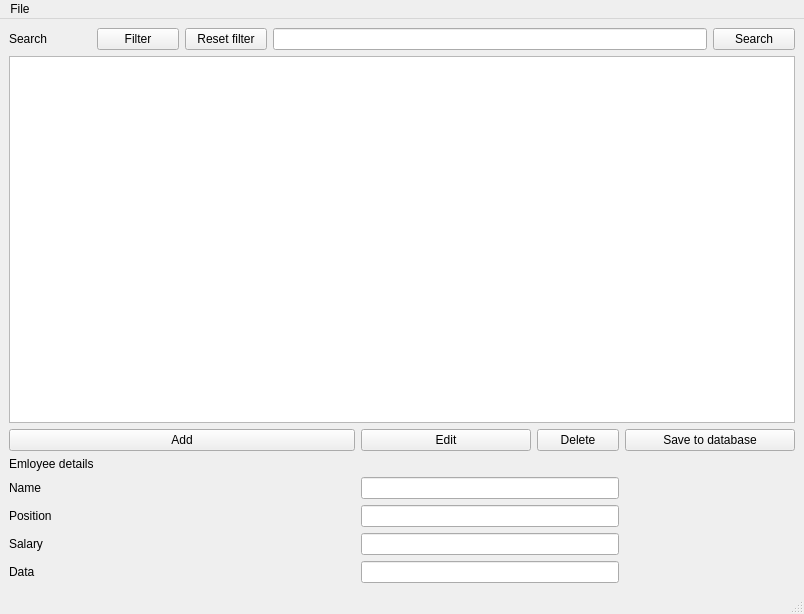
hacker2023beginer/database_with_GUI_on_QT, file mainwindow.ui: the form before one commit.
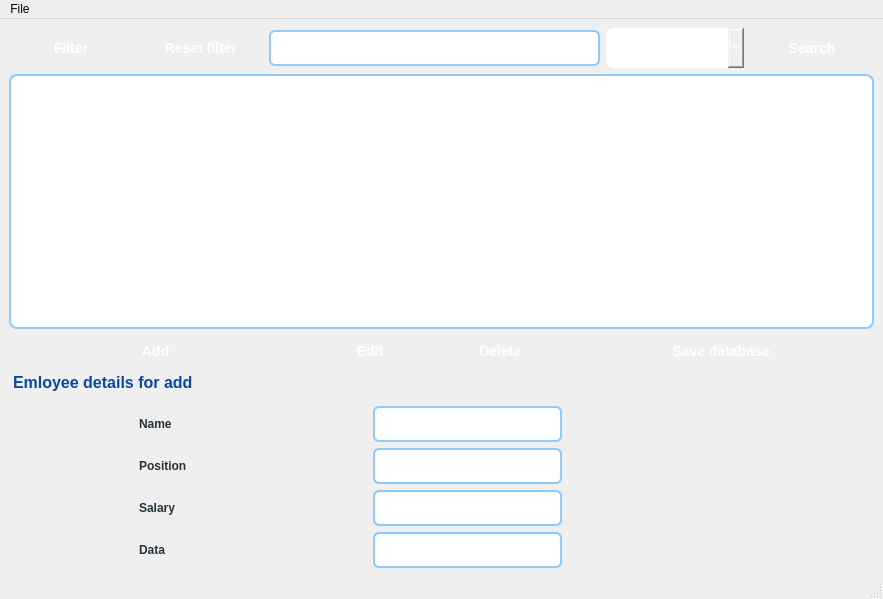
The form after the commit. Icons and pictures are not drawn.

```diff
--- a/mainwindow.ui
+++ b/mainwindow.ui
@@ -6,119 +6,288 @@
    <rect>
     <x>0</x>
     <y>0</y>
-    <width>804</width>
-    <height>614</height>
+    <width>883</width>
+    <height>599</height>
    </rect>
   </property>
   <property name="windowTitle">
    <string>MainWindow</string>
   </property>
+  <property name="styleSheet">
+   <string notr="true">MainWindow {
+    background: qlineargradient(x1:0, y1:0, x2:0, y2:1,
+                                stop:0 #e3f2fd, stop:1 #f3e5f5);
+}
+
+/* ---------- Кнопки ---------- */
+QPushButton {
+    background: qlineargradient(x1:0, y1:0, x2:0, y2:1,
+                                stop:0 #64b5f6, stop:1 #42a5f5);
+    color: #ffffff;
+    border: none;
+    padding: 8px 12px;
+    border-radius: 8px;
+    font-weight: bold;
+    font-size: 14px;
+    min-width: 100px;
+}
+
+QPushButton:hover {
+    background: qlineargradient(x1:0, y1:0, x2:0, y2:1,
+                                stop:0 #42a5f5, stop:1 #2196f3);
+}
+
+QPushButton:pressed {
+    background: #1976d2;
+    color: #ffffff;
+}
+
+/* Кнопка Add */
+QPushButton#BtnAdd {
+    background: qlineargradient(x1:0, y1:0, x2:0, y2:1,
+                                stop:0 #81c784, stop:1 #4caf50);
+}
+QPushButton#BtnAdd:hover {
+    background: qlineargradient(x1:0, y1:0, x2:0, y2:1,
+                                stop:0 #4caf50, stop:1 #388e3c);
+}
+QPushButton#BtnAdd:pressed {
+    background: #2e7d32;
+    color: #ffffff;
+}
+
+/* Кнопка Edit */
+QPushButton#BtnEdit {
+    background: qlineargradient(x1:0, y1:0, x2:0, y2:1,
+                                stop:0 #ffb74d, stop:1 #ff9800);
+    color: #ffffff;
+}
+QPushButton#BtnEdit:hover {
+    background: qlineargradient(x1:0, y1:0, x2:0, y2:1,
+                                stop:0 #ff9800, stop:1 #f57c00);
+}
+QPushButton#BtnEdit:pressed {
+    background: #e65100;
+    color: #ffffff;
+}
+
+/* Кнопка Delete */
+QPushButton#BtnDelete {
+    background: qlineargradient(x1:0, y1:0, x2:0, y2:1,
+                                stop:0 #ef5350, stop:1 #f44336);
+}
+QPushButton#BtnDelete:hover {
+    background: qlineargradient(x1:0, y1:0, x2:0, y2:1,
+                                stop:0 #f44336, stop:1 #d32f2f);
+}
+QPushButton#BtnDelete:pressed {
+    background: #b71c1c;
+    color: #ffffff;
+}
+
+/* Кнопка SaveToDatabase */
+QPushButton#BtnSaveToDatabase {
+    background: qlineargradient(x1:0, y1:0, x2:0, y2:1,
+                                stop:0 #4dd0e1, stop:1 #00bcd4);
+}
+QPushButton#BtnSaveToDatabase:hover {
+    background: qlineargradient(x1:0, y1:0, x2:0, y2:1,
+                                stop:0 #00bcd4, stop:1 #0097a7);
+}
+QPushButton#BtnSaveToDatabase:pressed {
+    background: #00695c;
+    color: #ffffff;
+}
+
+/* ---------- Комбо-бокс ---------- */
+QComboBox {
+    background: qlineargradient(x1:0, y1:0, x2:0, y2:1,
+                                stop:0 #64b5f6, stop:1 #42a5f5);
+    color: #ffffff;
+    border: none;
+    padding: 12px 20px;
+    border-radius: 8px;
+    font-weight: bold;
+    font-size: 12px;
+    min-width: 80px;
+}
+
+/* ---------- Поля ввода ---------- */
+QLineEdit {
+    border: 2px solid #90caf9;
+    border-radius: 6px;
+    padding: 8px 10px;
+    background: #ffffff;
+    color: #263238;
+    font-size: 12px;
+    selection-background-color: #64b5f6;
+}
+QLineEdit:focus {
+    border-color: #1976d2;
+    background: #ffffff;
+    color: #263238;
+}
+
+/* ---------- Метки ---------- */
+QLabel {
+    color: #263238;
+    font-weight: bold;
+    font-size: 12px;
+}
+QLabel#LblDetails {
+    font-size: 16px;
+    color: #0d47a1;
+    margin-bottom: 8px;
+}
+
+/* ---------- Таблица ---------- */
+QTableView {
+    border: 2px solid #90caf9;
+    border-radius: 8px;
+    background: #ffffff;
+    gridline-color: #e3f2fd;
+    selection-background-color: #64b5f6;
+    selection-color: #ffffff;
+    alternate-background-color: #f8f9fa;
+}
+QTableView::item {
+    padding: 10px;
+    border-bottom: 1px solid #e3f2fd;
+    color: #263238;
+}
+QTableView::item:selected {
+    background: #64b5f6;
+    color: #ffffff;
+}
+QTableView::item:alternate {
+    background: #f8f9fa;
+}
+QTableView QHeaderView::section {
+    background: qlineargradient(x1:0, y1:0, x2:0, y2:1,
+                                stop:0 #e3f2fd, stop:1 #bbdefb);
+    color: #0d47a1;
+    padding: 10px;
+    border: none;
+    border-right: 1px solid #90caf9;
+    border-bottom: 2px solid #64b5f6;
+    font-weight: bold;
+    font-size: 12px;
+}
+
+/* ---------- Группировка ---------- */
+QGroupBox {
+    font-weight: bold;
+    border: 2px solid #90caf9;
+    border-radius: 8px;
+    margin-top: 8px;
+    color: #263238;
+}
+QGroupBox::title {
+    subcontrol-origin: margin;
+    left: 12px;
+    padding: 0 8px 0 8px;
+}
+</string>
+  </property>
   <widget class="QWidget" name="centralwidget">
    <layout class="QGridLayout" name="gridLayout">
-    <item row="3" column="4" colspan="2">
-     <widget class="QPushButton" name="BtnEdit">
-      <property name="text">
-       <string>Edit</string>
-      </property>
-     </widget>
-    </item>
-    <item row="5" column="0">
+    <item row="5" column="1">
      <widget class="QLabel" name="LblName">
       <property name="text">
        <string>Name</string>
       </property>
      </widget>
     </item>
-    <item row="4" column="0" colspan="4">
-     <widget class="QLabel" name="LblDetails">
-      <property name="text">
-       <string>Emloyee details</string>
-      </property>
-     </widget>
-    </item>
-    <item row="3" column="7" colspan="2">
-     <widget class="QPushButton" name="BtnSaveToDatabase">
-      <property name="text">
-       <string>Save to database</string>
-      </property>
-     </widget>
-    </item>
-    <item row="6" column="0">
-     <widget class="QLabel" name="LblPosition">
-      <property name="text">
-       <string>Position</string>
-      </property>
-     </widget>
-    </item>
-    <item row="5" column="4" colspan="3">
-     <widget class="QLineEdit" name="LneName">
-      <property name="text">
-       <string/>
-      </property>
-     </widget>
-    </item>
-    <item row="1" column="3" colspan="5">
-     <widget class="QLineEdit" name="LneSearch"/>
-    </item>
-    <item row="1" column="1">
-     <widget class="QPushButton" name="btnFilter">
-      <property name="text">
-       <string>Filter</string>
-      </property>
-     </widget>
-    </item>
-    <item row="2" column="0" colspan="9">
+    <item row="2" column="0" colspan="10">
      <widget class="QTableView" name="tableView">
       <property name="sortingEnabled">
        <bool>false</bool>
       </property>
      </widget>
     </item>
-    <item row="1" column="8">
-     <widget class="QPushButton" name="BtnSearch">
+    <item row="6" column="4" colspan="3">
+     <widget class="QLineEdit" name="LnePosition">
       <property name="text">
-       <string>Search</string>
+       <string/>
       </property>
      </widget>
     </item>
-    <item row="8" column="0">
+    <item row="8" column="1">
      <widget class="QLabel" name="LblData">
       <property name="text">
        <string>Data</string>
       </property>
      </widget>
     </item>
-    <item row="3" column="6">
-     <widget class="QPushButton" name="BtnDelete">
-      <property name="text">
-       <string>Delete</string>
-      </property>
-     </widget>
-    </item>
     <item row="8" column="4" colspan="3">
      <widget class="QLineEdit" name="LneDate"/>
     </item>
-    <item row="7" column="0">
+    <item row="7" column="1">
      <widget class="QLabel" name="LblSalary">
       <property name="text">
        <string>Salary</string>
       </property>
      </widget>
     </item>
-    <item row="3" column="0" colspan="4">
+    <item row="3" column="0" colspan="3">
      <widget class="QPushButton" name="BtnAdd">
       <property name="text">
        <string>Add</string>
       </property>
      </widget>
     </item>
+    <item row="1" column="9">
+     <widget class="QPushButton" name="BtnSearch">
+      <property name="text">
+       <string>Search</string>
+      </property>
+     </widget>
+    </item>
+    <item row="1" column="1">
+     <widget class="QPushButton" name="btnFilterReset">
+      <property name="text">
+       <string>Reset filter</string>
+      </property>
+     </widget>
+    </item>
     <item row="1" column="0">
-     <widget class="QLabel" name="LblSearch">
+     <widget class="QPushButton" name="btnFilter">
       <property name="text">
-       <string>Search</string>
+       <string>Filter</string>
       </property>
      </widget>
     </item>
+    <item row="3" column="7" colspan="3">
+     <widget class="QPushButton" name="BtnSaveToDatabase">
+      <property name="text">
+       <string>Save database</string>
+      </property>
+     </widget>
+    </item>
+    <item row="3" column="5" colspan="2">
+     <widget class="QPushButton" name="BtnDelete">
+      <property name="text">
+       <string>Delete</string>
+      </property>
+     </widget>
+    </item>
+    <item row="5" column="4" colspan="3">
+     <widget class="QLineEdit" name="LneName">
+      <property name="text">
+       <string/>
+      </property>
+     </widget>
+    </item>
+    <item row="6" column="1">
+     <widget class="QLabel" name="LblPosition">
+      <property name="text">
+       <string>Position</string>
+      </property>
+     </widget>
+    </item>
+    <item row="1" column="2" colspan="6">
+     <widget class="QLineEdit" name="LneSearch"/>
+    </item>
     <item row="7" column="4" colspan="3">
      <widget class="QLineEdit" name="LneSalary">
       <property name="text">
@@ -126,17 +295,41 @@
       </property>
      </widget>
     </item>
-    <item row="6" column="4" colspan="3">
-     <widget class="QLineEdit" name="LnePosition">
+    <item row="3" column="3" colspan="2">
+     <widget class="QPushButton" name="BtnEdit">
       <property name="text">
-       <string/>
+       <string>Edit</string>
       </property>
      </widget>
     </item>
-    <item row="1" column="2">
-     <widget class="QPushButton" name="btnFilterReset">
+    <item row="1" column="8">
+     <widget class="QComboBox" name="comboBox">
+      <item>
+       <property name="text">
+        <string>By id</string>
+       </property>
+      </item>
+      <item>
+       <property name="text">
+        <string>By name</string>
+       </property>
+      </item>
+      <item>
+       <property name="text">
+        <string>By position</string>
+       </property>
+      </item>
+      <item>
+       <property name="text">
+        <string>By salary</string>
+       </property>
+      </item>
+     </widget>
+    </item>
+    <item row="4" column="0" colspan="4">
+     <widget class="QLabel" name="LblDetails">
       <property name="text">
-       <string>Reset filter</string>
+       <string>Emloyee details for add</string>
       </property>
      </widget>
     </item>
@@ -147,7 +340,7 @@
     <rect>
      <x>0</x>
      <y>0</y>
-     <width>804</width>
+     <width>883</width>
      <height>26</height>
     </rect>
    </property>
```
Left out of the diff: 13 changed lines with no effect on the pictures.
